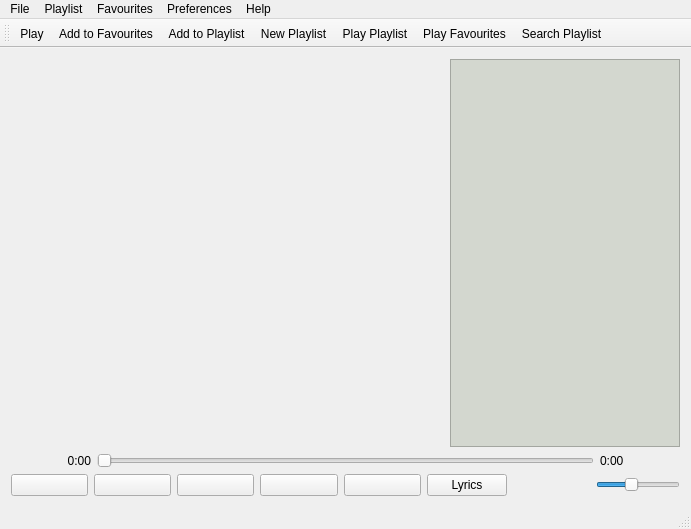
Qt form src/ui/mainwindow.ui (Shehyaaz/Jive-music-player) before a commit.
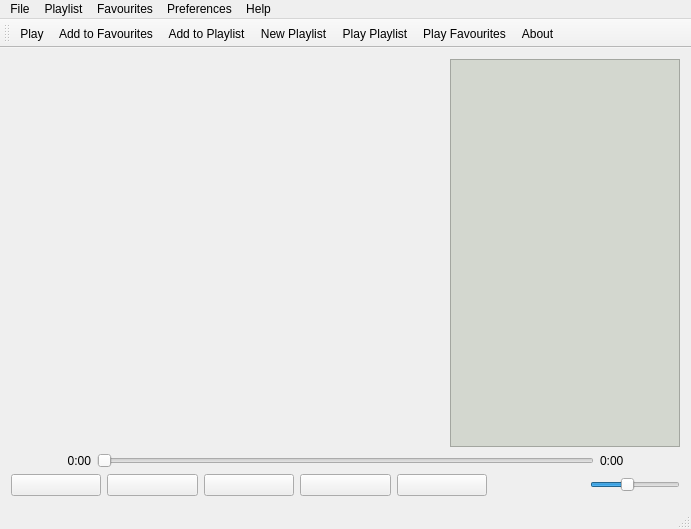
The same form after that commit. Icons and pictures are not drawn.

Patch:
```diff
--- a/src/ui/mainwindow.ui
+++ b/src/ui/mainwindow.ui
@@ -13,6 +13,18 @@
     <height>529</height>
    </rect>
   </property>
+  <property name="minimumSize">
+   <size>
+    <width>691</width>
+    <height>529</height>
+   </size>
+  </property>
+  <property name="maximumSize">
+   <size>
+    <width>691</width>
+    <height>529</height>
+   </size>
+  </property>
   <property name="windowTitle">
    <string>Jive Music Player</string>
   </property>
@@ -35,10 +47,16 @@
      <layout class="QHBoxLayout" name="horizontalLayout">
       <item>
        <widget class="QLabel" name="songThumbnail">
+        <property name="minimumSize">
+         <size>
+          <width>435</width>
+          <height>366</height>
+         </size>
+        </property>
         <property name="maximumSize">
          <size>
-          <width>1000</width>
-          <height>800</height>
+          <width>435</width>
+          <height>366</height>
          </size>
         </property>
         <property name="styleSheet">
@@ -197,13 +215,6 @@
         </property>
        </widget>
       </item>
-      <item>
-       <widget class="QPushButton" name="lyricsButton">
-        <property name="text">
-         <string>Lyrics</string>
-        </property>
-       </widget>
-      </item>
       <item>
        <widget class="QLabel" name="volume">
         <property name="text">
@@ -265,7 +276,7 @@
     <addaction name="menuPlay"/>
     <addaction name="add_to_fav"/>
     <addaction name="add_to_playlist"/>
-    <addaction name="actionRemove_from_Playlist"/>
+    <addaction name="rem_from_playlist"/>
     <addaction name="separator"/>
     <addaction name="exit_player"/>
    </widget>
@@ -276,14 +287,13 @@
     <addaction name="new_playlist"/>
     <addaction name="play_playlist"/>
     <addaction name="delete_playlist"/>
-    <addaction name="search_playlist"/>
    </widget>
    <widget class="QMenu" name="menuFavourites">
     <property name="title">
      <string>Favourites</string>
     </property>
-    <addaction name="view_fav"/>
-    <addaction name="actionRemove_from_Favourites"/>
+    <addaction name="play_fav"/>
+    <addaction name="rem_from_fav"/>
    </widget>
    <widget class="QMenu" name="menuHelp">
     <property name="title">
@@ -326,8 +336,8 @@
    <addaction name="add_to_playlist"/>
    <addaction name="new_playlist"/>
    <addaction name="play_playlist"/>
-   <addaction name="view_fav"/>
-   <addaction name="search_playlist"/>
+   <addaction name="play_fav"/>
+   <addaction name="about"/>
   </widget>
   <action name="menuPlay">
    <property name="icon">
@@ -429,7 +439,7 @@
     <string>Delete Playlist</string>
    </property>
   </action>
-  <action name="view_fav">
+  <action name="play_fav">
    <property name="icon">
     <iconset>
      <normaloff>../../resources/images/fav.png</normaloff>../../resources/images/fav.png</iconset>
@@ -447,7 +457,7 @@
     <string>Search Playlist</string>
    </property>
   </action>
-  <action name="actionRemove_from_Playlist">
+  <action name="rem_from_playlist">
    <property name="icon">
     <iconset>
      <normaloff>../../resources/images/delete.png</normaloff>../../resources/images/delete.png</iconset>
@@ -456,7 +466,7 @@
     <string>Remove from Playlist</string>
    </property>
   </action>
-  <action name="actionRemove_from_Favourites">
+  <action name="rem_from_fav">
    <property name="icon">
     <iconset>
      <normaloff>../../resources/images/delete.png</normaloff>../../resources/images/delete.png</iconset>
```
